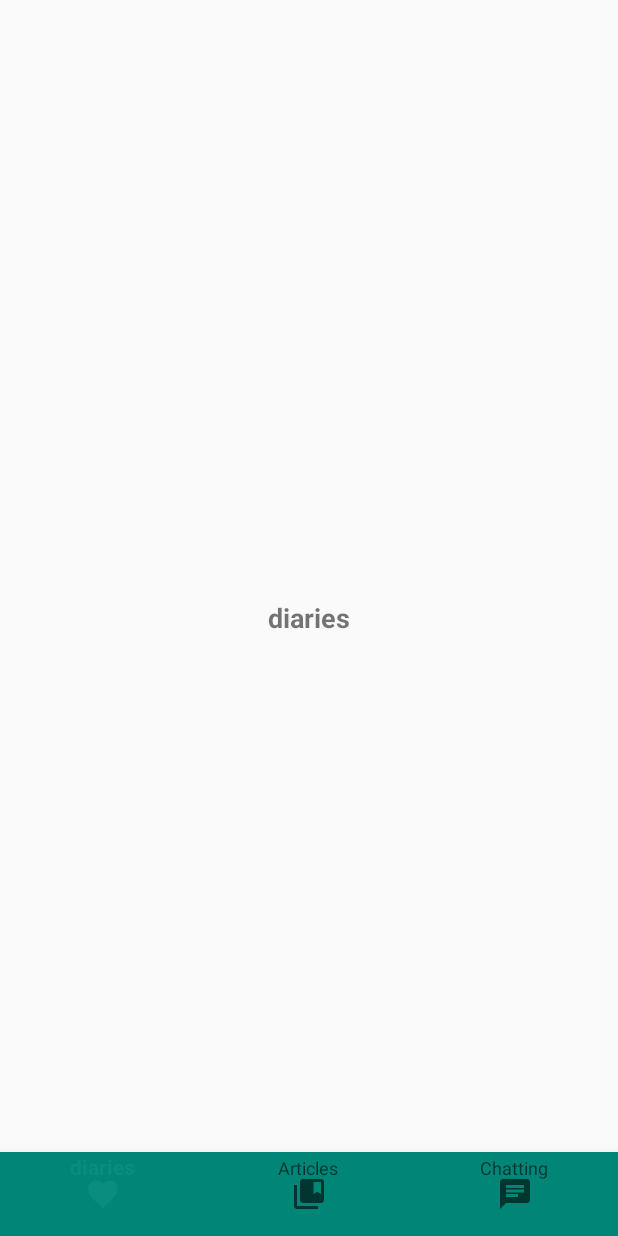
After one commit to Hackathon2019EastChina/MyHeart--xiuxianxiaodui, an Android app: the layout activity_mood_diary.xml on its own in the app's theme, with its tools: preview values and no code run, on a phone screen of 412 x 824 dp. The commit adds this screen. Run offline under Robolectric (Android 15) with nearby library versions, the phone set to English and light mode, and no system bars.

Commit message:
第一次合活动

```diff
--- a/app/build.gradle
+++ b/app/build.gradle
@@ -26,4 +26,5 @@ dependencies {
     androidTestImplementation 'androidx.test.ext:junit:1.1.1'
     androidTestImplementation 'androidx.test.espresso:espresso-core:3.2.0'
     implementation "com.squareup.okhttp3:okhttp:4.2.2"
+    implementation "com.android.support:design:29.0.0"
 }
--- /dev/null
+++ b/app/src/main/res/drawable/articles.xml
@@ -0,0 +1,9 @@
+<vector xmlns:android="http://schemas.android.com/apk/res/android"
+        android:width="24dp"
+        android:height="24dp"
+        android:viewportWidth="24.0"
+        android:viewportHeight="24.0">
+    <path
+        android:fillColor="#FF000000"
+        android:pathData="M4,6L2,6v14c0,1.1 0.9,2 2,2h14v-2L4,20L4,6zM20,2L8,2c-1.1,0 -2,0.9 -2,2v12c0,1.1 0.9,2 2,2h12c1.1,0 2,-0.9 2,-2L22,4c0,-1.1 -0.9,-2 -2,-2zM20,12l-2.5,-1.5L15,12L15,4h5v8z"/>
+</vector>
--- /dev/null
+++ b/app/src/main/res/drawable/chatting.xml
@@ -0,0 +1,9 @@
+<vector xmlns:android="http://schemas.android.com/apk/res/android"
+        android:width="24dp"
+        android:height="24dp"
+        android:viewportWidth="24.0"
+        android:viewportHeight="24.0">
+    <path
+        android:fillColor="#FF000000"
+        android:pathData="M20,2L4,2c-1.1,0 -1.99,0.9 -1.99,2L2,22l4,-4h14c1.1,0 2,-0.9 2,-2L22,4c0,-1.1 -0.9,-2 -2,-2zM6,9h12v2L6,11L6,9zM14,14L6,14v-2h8v2zM18,8L6,8L6,6h12v2z"/>
+</vector>
--- /dev/null
+++ b/app/src/main/res/drawable/diaries.xml
@@ -0,0 +1,9 @@
+<vector xmlns:android="http://schemas.android.com/apk/res/android"
+        android:width="24dp"
+        android:height="24dp"
+        android:viewportWidth="24.0"
+        android:viewportHeight="24.0">
+    <path
+        android:fillColor="#FF000000"
+        android:pathData="M12,21.35l-1.45,-1.32C5.4,15.36 2,12.28 2,8.5 2,5.42 4.42,3 7.5,3c1.74,0 3.41,0.81 4.5,2.09C13.09,3.81 14.76,3 16.5,3 19.58,3 22,5.42 22,8.5c0,3.78 -3.4,6.86 -8.55,11.54L12,21.35z"/>
+</vector>
--- /dev/null
+++ b/app/src/main/res/layout/activity_mood_diary.xml
@@ -0,0 +1,35 @@
+<?xml version="1.0" encoding="utf-8"?>
+<RelativeLayout xmlns:android="http://schemas.android.com/apk/res/android"
+    xmlns:app="http://schemas.android.com/apk/res-auto"
+    xmlns:tools="http://schemas.android.com/tools"
+    android:layout_width="match_parent"
+    android:layout_height="match_parent"
+    tools:context=".MoodDiary">
+
+    <TextView
+        android:layout_width="wrap_content"
+        android:layout_height="wrap_content"
+        android:id="@+id/text_id"
+        android:layout_centerHorizontal="true"
+        android:layout_centerVertical="true"
+        android:text="diaries"
+        android:textSize="18dp"
+        android:textStyle="bold"/>
+
+    <androidx.coordinatorlayout.widget.CoordinatorLayout
+        android:layout_width="match_parent"
+        android:layout_height="match_parent">
+        <com.google.android.material.bottomnavigation.BottomNavigationView
+            android:layout_width="match_parent"
+            android:layout_height="wrap_content"
+            android:id="@+id/bottomNavigation"
+            android:background="?android:windowBackground"
+            android:layout_gravity="bottom"
+            app:menu="@menu/navigation_menu"
+            android:theme="@style/BottomNavigationTheme"
+            app:itemBackground="@color/colorPrimary">
+        </com.google.android.material.bottomnavigation.BottomNavigationView>
+    </androidx.coordinatorlayout.widget.CoordinatorLayout>
+
+
+</RelativeLayout>
--- /dev/null
+++ b/app/src/main/res/layout/activity_start.xml
@@ -0,0 +1,6 @@
+<RelativeLayout xmlns:android="http://schemas.android.com/apk/res/android"
+    android:layout_width="match_parent"
+    android:layout_height="match_parent"
+    >
+
+</RelativeLayout>
--- /dev/null
+++ b/app/src/main/res/menu/navigation_menu.xml
@@ -0,0 +1,18 @@
+<?xml version="1.0" encoding="utf-8"?>
+<menu xmlns:android="http://schemas.android.com/apk/res/android">
+    <item
+        android:id="@+id/chatting"
+        android:icon="@drawable/chatting"
+        android:title="Chatting"
+        android:orderInCategory="3"/>
+    <item
+        android:id="@+id/articles"
+        android:icon="@drawable/articles"
+        android:title="Articles"
+        android:orderInCategory="2"/>
+    <item
+        android:id="@+id/diaries"
+        android:icon="@drawable/diaries"
+        android:title="diaries"
+        android:orderInCategory="1"/>
+</menu>
--- a/app/src/main/res/values/colors.xml
+++ b/app/src/main/res/values/colors.xml
@@ -3,4 +3,6 @@
     <color name="colorPrimary">#008577</color>
     <color name="colorPrimaryDark">#00574B</color>
     <color name="colorAccent">#D81B60</color>
+
+    <color name="colorBottomNavigation">#33A9</color>
 </resources>
--- a/app/src/main/res/values/styles.xml
+++ b/app/src/main/res/values/styles.xml
@@ -1,11 +1,21 @@
 <resources>
 
     <!-- Base application theme. -->
-    <style name="AppTheme" parent="Theme.AppCompat.Light.DarkActionBar">
+    <style name="AppTheme" parent="Theme.AppCompat.Light.NoActionBar">
         <!-- Customize your theme here. -->
         <item name="colorPrimary">@color/colorPrimary</item>
         <item name="colorPrimaryDark">@color/colorPrimaryDark</item>
         <item name="colorAccent">@color/colorAccent</item>
     </style>
+    <style name="SplashTheme" parent="AppTheme">
+        <item name="android:windowIsTranslucent">false</item>
+        <item name="android:background">@drawable/bg</item>
+        <item name="android:windowFullscreen">true</item>
+    </style>
+    <style name="BottomNavigationTheme" parent="Widget.Design.BottomNavigationView">
+        <item name="colorPrimary">@color/colorBottomNavigation</item>
+    </style>
+
+
 
 </resources>
```
Also changed, not shown: app/src/main/AndroidManifest.xml (+12 -2 lines), app/src/main/java/com/example/cameraalbumtest/Chatting.java (added, +14 -0 lines), app/src/main/java/com/example/cameraalbumtest/LoginRegister.java (renamed from app/src/main/java/com/example/cameraalbumtest/MainActivity.java, +6 -11 lines), app/src/main/java/com/example/cameraalbumtest/MoodDiary.java (added, +47 -0 lines), app/src/main/java/com/example/cameraalbumtest/StartActivity.java (added, +30 -0 lines), app/src/main/java/com/example/cameraalbumtest/WebViewActivity.java (added, +43 -0 lines), app/src/main/res/layout/activity_chatting.xml (added, +14 -0 lines), app/src/main/res/layout/activity_web_view.xml (added, +13 -0 lines), app/src/main/res/drawable/bg.jpg (added), app/src/main/res/layout/register_login.xml (renamed from app/src/main/res/layout/activity_main.xml).
